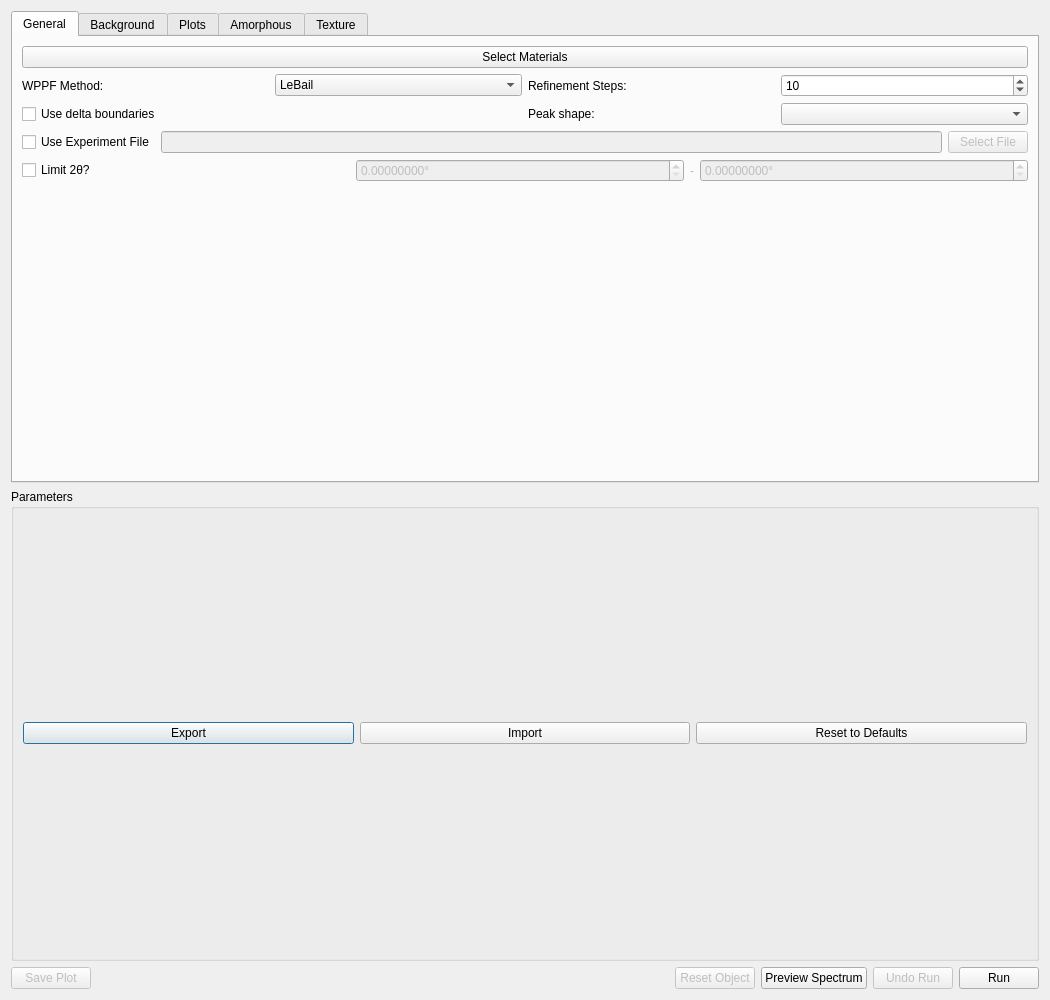
HEXRD/hexrdgui, file hexrdgui/resources/ui/wppf_options_dialog.ui: the form before one commit.
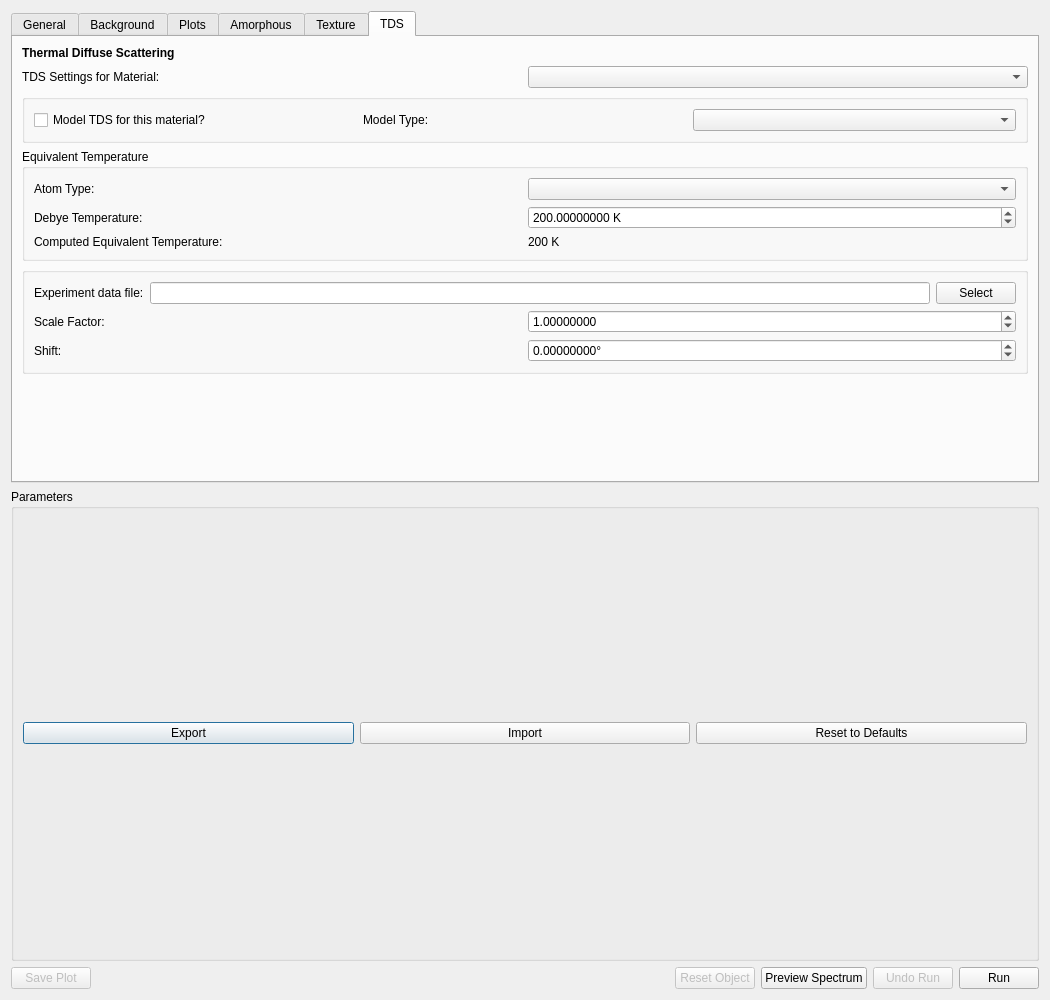
The form after the commit. Icons and pictures are not drawn. Custom widgets are drawn as their Qt base class.

Commit message:
Add ability to model TDS to WPPF
This adds a new tab for TDS (Thermal Diffuse Scattering) to the
WPPF options dialog, and allows users to include TDS contributions
from selected materials, compute equivalent temperatures, and
plot TDS contributions separately.

Depends on: https://github.com/HEXRD/hexrd/pull/885

Fixes: #1954

```diff
--- a/hexrdgui/resources/ui/wppf_options_dialog.ui
+++ b/hexrdgui/resources/ui/wppf_options_dialog.ui
@@ -138,7 +138,7 @@
         </sizepolicy>
        </property>
        <property name="currentIndex">
-        <number>0</number>
+        <number>5</number>
        </property>
        <widget class="QWidget" name="general_tab">
         <attribute name="title">
@@ -743,6 +743,239 @@
          </item>
         </layout>
        </widget>
+       <widget class="QWidget" name="tds_tab">
+        <attribute name="title">
+         <string>TDS</string>
+        </attribute>
+        <layout class="QGridLayout" name="gridLayout_12">
+         <item row="0" column="0">
+          <widget class="QLabel" name="tds_label">
+           <property name="text">
+            <string>&lt;html&gt;&lt;head/&gt;&lt;body&gt;&lt;p&gt;&lt;span style=&quot; font-weight:700;&quot;&gt;Thermal Diffuse Scattering&lt;/span&gt;&lt;/p&gt;&lt;/body&gt;&lt;/html&gt;</string>
+           </property>
+          </widget>
+         </item>
+         <item row="4" column="0" colspan="2">
+          <widget class="QGroupBox" name="tds_experimental_settings_group">
+           <property name="title">
+            <string/>
+           </property>
+           <layout class="QGridLayout" name="gridLayout_13">
+            <item row="1" column="1">
+             <widget class="QLabel" name="tds_experimental_scale_label">
+              <property name="toolTip">
+               <string>&lt;html&gt;&lt;head/&gt;&lt;body&gt;&lt;p&gt;Scale the experimental TDS data by this factor before applying it to the lineout.&lt;/p&gt;&lt;/body&gt;&lt;/html&gt;</string>
+              </property>
+              <property name="text">
+               <string>Scale Factor:</string>
+              </property>
+             </widget>
+            </item>
+            <item row="0" column="1" colspan="2">
+             <layout class="QHBoxLayout" name="tds_experimental_data_file_layout">
+              <item>
+               <widget class="QLabel" name="tds_experimental_data_file_label">
+                <property name="text">
+                 <string>Experiment data file:</string>
+                </property>
+               </widget>
+              </item>
+              <item>
+               <widget class="QLineEdit" name="tds_experimental_data_file"/>
+              </item>
+              <item>
+               <widget class="QPushButton" name="tds_select_experimental_data_file">
+                <property name="text">
+                 <string>Select</string>
+                </property>
+               </widget>
+              </item>
+             </layout>
+            </item>
+            <item row="2" column="2">
+             <widget class="ScientificDoubleSpinBox" name="tds_experimental_shift">
+              <property name="toolTip">
+               <string>&lt;html&gt;&lt;head/&gt;&lt;body&gt;&lt;p&gt;Shift the experimental TDS data in 2θ before applying it to the lineout.&lt;/p&gt;&lt;/body&gt;&lt;/html&gt;</string>
+              </property>
+              <property name="suffix">
+               <string>°</string>
+              </property>
+              <property name="decimals">
+               <number>8</number>
+              </property>
+              <property name="minimum">
+               <double>-10000000.000000000000000</double>
+              </property>
+              <property name="maximum">
+               <double>100000000.000000000000000</double>
+              </property>
+             </widget>
+            </item>
+            <item row="1" column="2">
+             <widget class="ScientificDoubleSpinBox" name="tds_experimental_scale">
+              <property name="toolTip">
+               <string>&lt;html&gt;&lt;head/&gt;&lt;body&gt;&lt;p&gt;Scale the experimental TDS data by this factor before applying it to the lineout.&lt;/p&gt;&lt;/body&gt;&lt;/html&gt;</string>
+              </property>
+              <property name="decimals">
+               <number>8</number>
+              </property>
+              <property name="minimum">
+               <double>-10000000.000000000000000</double>
+              </property>
+              <property name="maximum">
+               <double>100000000.000000000000000</double>
+              </property>
+              <property name="value">
+               <double>1.000000000000000</double>
+              </property>
+             </widget>
+            </item>
+            <item row="2" column="1">
+             <widget class="QLabel" name="tds_experimental_shift_label">
+              <property name="toolTip">
+               <string>&lt;html&gt;&lt;head/&gt;&lt;body&gt;&lt;p&gt;Shift the experimental TDS data in 2θ before applying it to the lineout.&lt;/p&gt;&lt;/body&gt;&lt;/html&gt;</string>
+              </property>
+              <property name="text">
+               <string>Shift:</string>
+              </property>
+             </widget>
+            </item>
+           </layout>
+          </widget>
+         </item>
+         <item row="1" column="0">
+          <widget class="QLabel" name="selected_tds_material_label">
+           <property name="text">
+            <string>TDS Settings for Material:</string>
+           </property>
+          </widget>
+         </item>
+         <item row="2" column="0" colspan="2">
+          <widget class="QGroupBox" name="groupBox">
+           <property name="title">
+            <string/>
+           </property>
+           <layout class="QGridLayout" name="gridLayout_14">
+            <item row="0" column="0">
+             <layout class="QHBoxLayout" name="horizontalLayout_2">
+              <item>
+               <widget class="QCheckBox" name="include_tds_model">
+                <property name="text">
+                 <string>Model TDS for this material?</string>
+                </property>
+               </widget>
+              </item>
+              <item>
+               <widget class="QLabel" name="tds_model_type_label">
+                <property name="text">
+                 <string>Model Type:</string>
+                </property>
+               </widget>
+              </item>
+              <item>
+               <widget class="QComboBox" name="tds_model_type"/>
+              </item>
+             </layout>
+            </item>
+           </layout>
+          </widget>
+         </item>
+         <item row="3" column="0" colspan="2">
+          <widget class="QGroupBox" name="tds_temperature_settings_group">
+           <property name="toolTip">
+            <string>&lt;html&gt;&lt;head/&gt;&lt;body&gt;&lt;p&gt;Select an atom type, and input the Debye temperature in order to compute and display the equivalent temperature.&lt;br/&gt;&lt;/p&gt;&lt;p&gt;The Debye Waller factors from the parameters will also be used in this equation.&lt;br/&gt;&lt;/p&gt;&lt;p&gt;Note: the Debye Temperature and Computed Equivalent Temperature are for information purposes only, and do not affect the TDS contributions to the lineout.&lt;/p&gt;&lt;/body&gt;&lt;/html&gt;</string>
+           </property>
+           <property name="title">
+            <string>Equivalent Temperature</string>
+           </property>
+           <layout class="QGridLayout" name="gridLayout_11">
+            <item row="1" column="1">
+             <widget class="ScientificDoubleSpinBox" name="tds_debye_temperature">
+              <property name="toolTip">
+               <string>&lt;html&gt;&lt;head/&gt;&lt;body&gt;&lt;p&gt;Select an atom type, and input the Debye temperature in order to compute and display the equivalent temperature.&lt;br/&gt;&lt;/p&gt;&lt;p&gt;The Debye Waller factors from the parameters will also be used in this equation.&lt;br/&gt;&lt;/p&gt;&lt;p&gt;Note: the Debye Temperature and Computed Equivalent Temperature are for information purposes only, and do not affect the TDS contributions to the lineout.&lt;/p&gt;&lt;/body&gt;&lt;/html&gt;</string>
+              </property>
+              <property name="suffix">
+               <string> K</string>
+              </property>
+              <property name="decimals">
+               <number>8</number>
+              </property>
+              <property name="maximum">
+               <double>10000000000.000000000000000</double>
+              </property>
+              <property name="value">
+               <double>200.000000000000000</double>
+              </property>
+             </widget>
+            </item>
+            <item row="2" column="1">
+             <widget class="QLabel" name="tds_computed_equivalent_temperature">
+              <property name="toolTip">
+               <string>&lt;html&gt;&lt;head/&gt;&lt;body&gt;&lt;p&gt;Select an atom type, and input the Debye temperature in order to compute and display the equivalent temperature.&lt;br/&gt;&lt;/p&gt;&lt;p&gt;The Debye Waller factors from the parameters will also be used in this equation.&lt;br/&gt;&lt;/p&gt;&lt;p&gt;Note: the Debye Temperature and Computed Equivalent Temperature are for information purposes only, and do not affect the TDS contributions to the lineout.&lt;/p&gt;&lt;/body&gt;&lt;/html&gt;</string>
+              </property>
+              <property name="text">
+               <string>200 K</string>
+              </property>
+             </widget>
+            </item>
+            <item row="1" column="0">
+             <widget class="QLabel" name="tds_debye_temperature_label">
+              <property name="toolTip">
+               <string>&lt;html&gt;&lt;head/&gt;&lt;body&gt;&lt;p&gt;Select an atom type, and input the Debye temperature in order to compute and display the equivalent temperature.&lt;br/&gt;&lt;/p&gt;&lt;p&gt;The Debye Waller factors from the parameters will also be used in this equation.&lt;br/&gt;&lt;/p&gt;&lt;p&gt;Note: the Debye Temperature and Computed Equivalent Temperature are for information purposes only, and do not affect the TDS contributions to the lineout.&lt;/p&gt;&lt;/body&gt;&lt;/html&gt;</string>
+              </property>
+              <property name="text">
+               <string>Debye Temperature:</string>
+              </property>
+             </widget>
+            </item>
+            <item row="2" column="0">
+             <widget class="QLabel" name="tds_computed_equivalent_temperature_label">
+              <property name="toolTip">
+               <string>&lt;html&gt;&lt;head/&gt;&lt;body&gt;&lt;p&gt;Select an atom type, and input the Debye temperature in order to compute and display the equivalent temperature.&lt;br/&gt;&lt;/p&gt;&lt;p&gt;The Debye Waller factors from the parameters will also be used in this equation.&lt;br/&gt;&lt;/p&gt;&lt;p&gt;Note: the Debye Temperature and Computed Equivalent Temperature are for information purposes only, and do not affect the TDS contributions to the lineout.&lt;/p&gt;&lt;/body&gt;&lt;/html&gt;</string>
+              </property>
+              <property name="text">
+               <string>Computed Equivalent Temperature:</string>
+              </property>
+             </widget>
+            </item>
+            <item row="0" column="0">
+             <widget class="QLabel" name="tds_temperature_atom_type_label">
+              <property name="toolTip">
+               <string>&lt;html&gt;&lt;head/&gt;&lt;body&gt;&lt;p&gt;Select an atom type, and input the Debye temperature in order to compute and display the equivalent temperature.&lt;br/&gt;&lt;/p&gt;&lt;p&gt;The Debye Waller factors from the parameters will also be used in this equation.&lt;br/&gt;&lt;/p&gt;&lt;p&gt;Note: the Debye Temperature and Computed Equivalent Temperature are for information purposes only, and do not affect the TDS contributions to the lineout.&lt;/p&gt;&lt;/body&gt;&lt;/html&gt;</string>
+              </property>
+              <property name="text">
+               <string>Atom Type:</string>
+              </property>
+             </widget>
+            </item>
+            <item row="0" column="1">
+             <widget class="QComboBox" name="tds_temperature_atom_type">
+              <property name="toolTip">
+               <string>&lt;html&gt;&lt;head/&gt;&lt;body&gt;&lt;p&gt;Select an atom type, and input the Debye temperature in order to compute and display the equivalent temperature.&lt;br/&gt;&lt;/p&gt;&lt;p&gt;The Debye Waller factors from the parameters will also be used in this equation.&lt;br/&gt;&lt;/p&gt;&lt;p&gt;Note: the Debye Temperature and Computed Equivalent Temperature are for information purposes only, and do not affect the TDS contributions to the lineout.&lt;/p&gt;&lt;/body&gt;&lt;/html&gt;</string>
+              </property>
+             </widget>
+            </item>
+           </layout>
+          </widget>
+         </item>
+         <item row="5" column="0" colspan="2">
+          <spacer name="verticalSpacer_6">
+           <property name="orientation">
+            <enum>Qt::Vertical</enum>
+           </property>
+           <property name="sizeHint" stdset="0">
+            <size>
+             <width>20</width>
+             <height>0</height>
+            </size>
+           </property>
+          </spacer>
+         </item>
+         <item row="1" column="1">
+          <widget class="QComboBox" name="selected_tds_material"/>
+         </item>
+        </layout>
+       </widget>
       </widget>
      </item>
     </layout>
```
Left out of the diff: 53 changed lines with no effect on the pictures. The commit also changes 7 other files.
